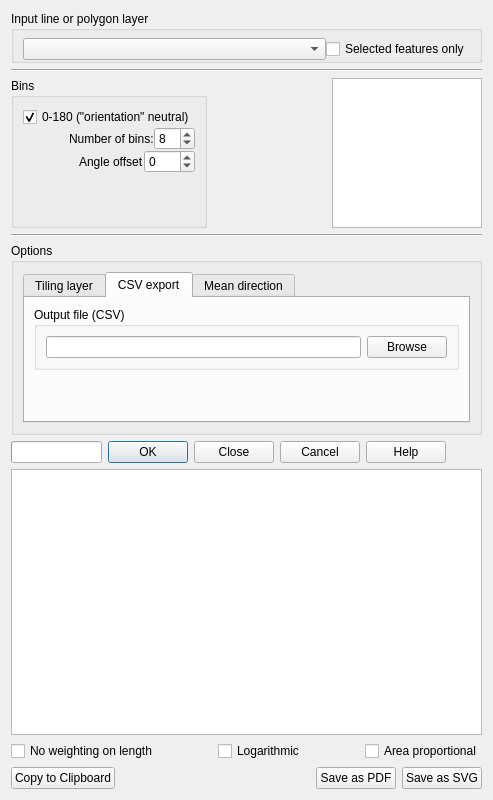
Before: the Qt Designer form linedirectionhistogram_dialog_base.ui in havatv/qgislinedirectionhistogramplugin, drawn with Qt 5.
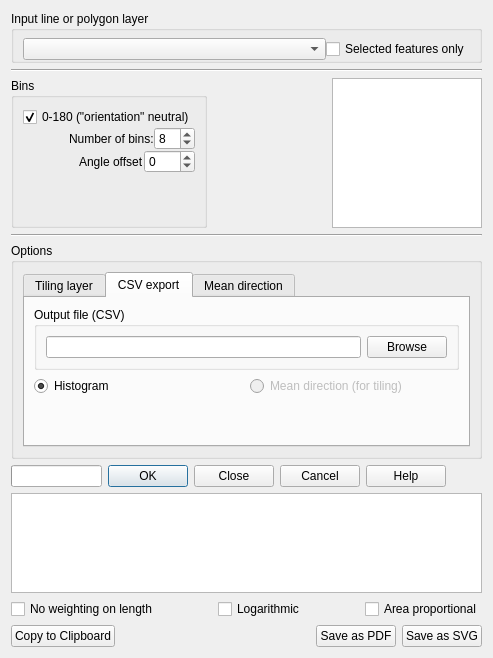
After: the same form once the commit is applied. The open tabs and pages were chosen to show the change.

Commit message: adding export of tile mean directions

What changed in the file:
```diff
--- a/linedirectionhistogram_dialog_base.ui
+++ b/linedirectionhistogram_dialog_base.ui
@@ -7,7 +7,7 @@
     <x>0</x>
     <y>0</y>
     <width>493</width>
-    <height>800</height>
+    <height>658</height>
    </rect>
   </property>
   <property name="windowTitle">
@@ -407,6 +407,42 @@
             </layout>
            </widget>
           </item>
+          <item>
+           <layout class="QHBoxLayout" name="horizontalLayout_3">
+            <item>
+             <widget class="QRadioButton" name="histogramRB">
+              <property name="toolTip">
+               <string>Export direction histogram (ignoring the tiling)</string>
+              </property>
+              <property name="text">
+               <string>Histogram</string>
+              </property>
+              <property name="checked">
+               <bool>true</bool>
+              </property>
+              <attribute name="buttonGroup">
+               <string notr="true">CsvExportButtonGroup</string>
+              </attribute>
+             </widget>
+            </item>
+            <item>
+             <widget class="QRadioButton" name="meanDirectionRB">
+              <property name="enabled">
+               <bool>false</bool>
+              </property>
+              <property name="toolTip">
+               <string>Mean direction only (one row for each tile)</string>
+              </property>
+              <property name="text">
+               <string>Mean direction (for tiling)</string>
+              </property>
+              <attribute name="buttonGroup">
+               <string notr="true">CsvExportButtonGroup</string>
+              </attribute>
+             </widget>
+            </item>
+           </layout>
+          </item>
           <item>
            <spacer name="verticalSpacer_3">
             <property name="orientation">
```
Left out of the diff: 5 changed lines with no effect on the pictures. The commit also changes 1 other file.
